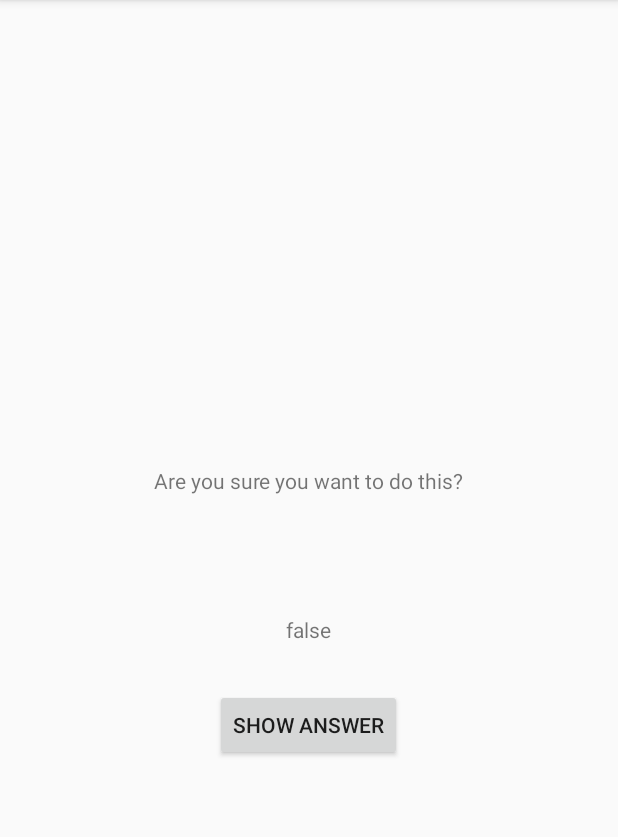
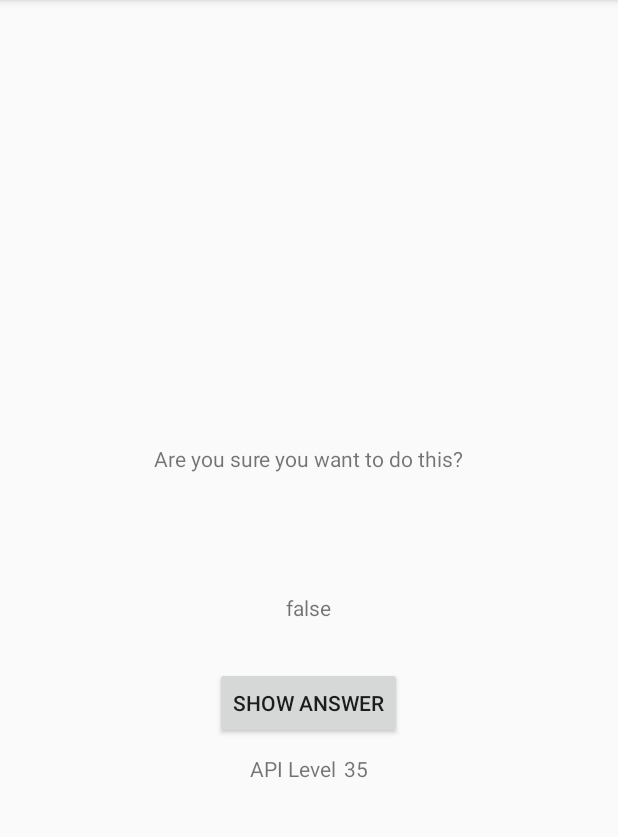
Before and after one commit to MinaFujisawa/CountryQuiz, an Android app: the CheatActivity screen opened directly, with no data from a screen before it, after a tap on "SHOW ANSWER", on a phone screen of 412 x 824 dp, the part 84-921 px from its top. Run offline under Robolectric (Android 15) with nearby library versions, the phone set to English and light mode, and no system bars.

Commit message:
add API level textview

```diff
--- a/app/src/main/java/com/derrick/park/countryquiz/CheatActivity.java
+++ b/app/src/main/java/com/derrick/park/countryquiz/CheatActivity.java
@@ -1,6 +1,7 @@
 package com.derrick.park.countryquiz;
 
 import android.content.Intent;
+import android.os.Build;
 import android.support.v7.app.AppCompatActivity;
 import android.os.Bundle;
 import android.util.Log;
@@ -13,6 +14,7 @@ import android.widget.Toast;
 public class CheatActivity extends AppCompatActivity {
     private Button mShowButton;
     private TextView mAnswerTextView;
+    private TextView mAPILevelTextView;
     private boolean mAnswer;
     private boolean mIsCheatr = false;
     private boolean mIsShowing = false;
@@ -34,6 +36,10 @@ public class CheatActivity extends AppCompatActivity {
 
         mAnswerTextView = (TextView) findViewById(R.id.answer);
 
+        mAPILevelTextView = (TextView) findViewById(R.id.apiLevel);
+        mAPILevelTextView.setText(String.valueOf(android.os.Build.VERSION.SDK));
+
+        //for the button
         mShowButton = (Button) findViewById(R.id.showCheat_utton);
         mShowButton.setOnClickListener(new View.OnClickListener() {
             @Override
@@ -41,6 +47,10 @@ public class CheatActivity extends AppCompatActivity {
                 mIsCheatr = true;
                 mAnswerTextView.setText(String.valueOf(mAnswer));
                 mIsShowing = true;
+
+                if(Build.VERSION.SDK_INT >= Build.VERSION_CODES.LOLLIPOP){
+
+                }
             }
         });
 
--- a/app/src/main/res/layout/activity_cheat.xml
+++ b/app/src/main/res/layout/activity_cheat.xml
@@ -27,6 +27,24 @@
         android:layout_width="wrap_content"
         android:layout_height="wrap_content" />
 
+    <LinearLayout
+        android:layout_width="wrap_content"
+        android:layout_height="wrap_content">
+
+        <TextView
+            android:layout_width="wrap_content"
+            android:layout_height="wrap_content"
+            android:text="@string/api"
+            android:layout_marginTop="10dp" />
+
+        <TextView
+            android:id="@+id/apiLevel"
+            android:layout_width="wrap_content"
+            android:layout_height="wrap_content"
+            tools:text="00"
+            android:layout_marginLeft="5dp"
+            android:layout_marginTop="10dp" />
+    </LinearLayout>
 
 
 </LinearLayout>
--- a/app/src/main/res/values/strings.xml
+++ b/app/src/main/res/values/strings.xml
@@ -14,5 +14,6 @@
     <string name="cheat_button">CHEAT!</string>
     <string name="cheat_heading">Are you sure you want to do this?</string>
     <string name="showAnswer_button">Show Answer</string>
+    <string name="api">API Level </string>
 
 </resources>
```
